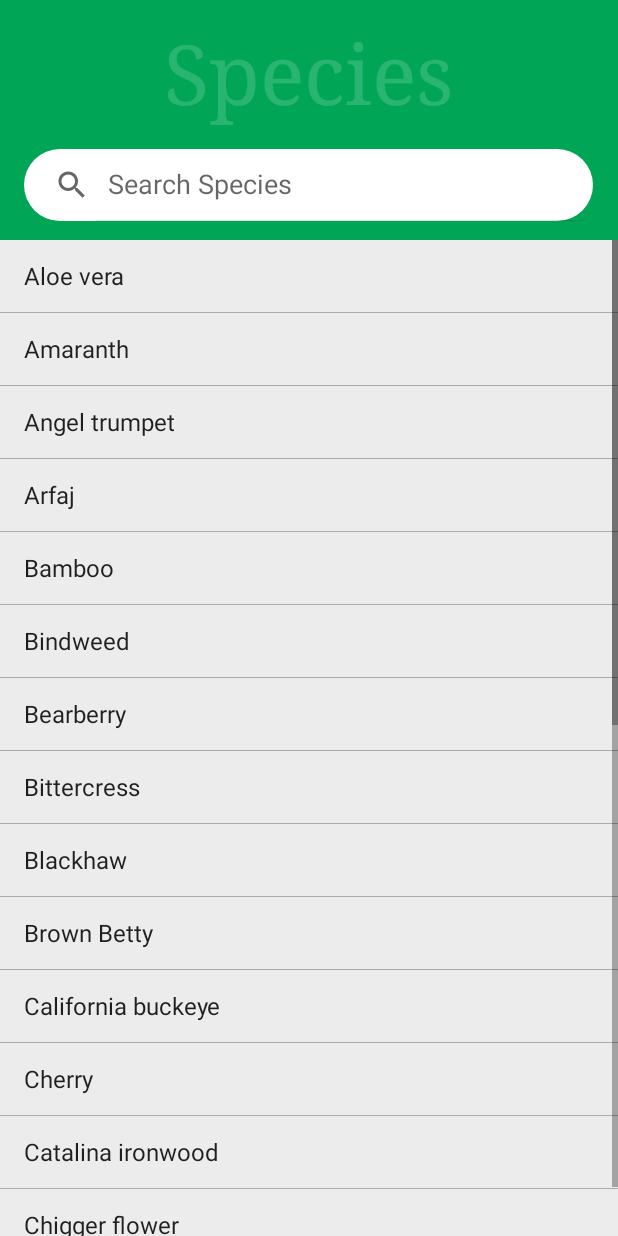
After one commit to PlantopiaApp/plantopia, an Android app: the SpeciesActivity screen opened directly, with no data from a screen before it, on a phone screen of 412 x 824 dp. The commit adds this screen. Run offline under Robolectric (Android 15) with nearby library versions, the phone set to English and light mode, and no system bars.

Commit message:
Species Search list

```diff
--- a/app/src/main/AndroidManifest.xml
+++ b/app/src/main/AndroidManifest.xml
@@ -34,6 +34,9 @@
         android:supportsRtl="true"
         android:theme="@style/Theme.Plantopia"
         tools:targetApi="31">
+        <activity
+            android:name=".SpeciesActivity"
+            android:exported="false" />
         <activity
             android:name=".FacebookAuthActivity"
             android:exported="false" />
--- a/app/src/main/java/com/plants/plantopia/Home.java
+++ b/app/src/main/java/com/plants/plantopia/Home.java
@@ -20,7 +20,7 @@ import android.app.AlertDialog;
 public class Home extends AppCompatActivity {
 
     private Button btnIdentify;
-
+    Button species;
     private String username;
     private TextView editTextUsername;
     private Dialog dialogg;
@@ -57,11 +57,21 @@ public class Home extends AppCompatActivity {
             editTextUsername.setText("Hello " + username + ",");
         }
 
+        // Open Button Identify
         btnIdentify = (Button) findViewById(R.id.btnIdentify);
         btnIdentify.setOnClickListener(new View.OnClickListener() {
             @Override
             public void onClick(View v) {
                 openPlantIdentify();
+            }
+        });
+
+        // Open Button species
+        species = (Button) findViewById(R.id.species);
+        species.setOnClickListener(new View.OnClickListener() {
+            @Override
+            public void onClick(View v) {
+                openPlantSpecies();
             }
         });
 
@@ -110,6 +120,10 @@ public class Home extends AppCompatActivity {
             }
         });
 
+    }
+    public void openPlantSpecies() {
+        Intent intent = new Intent(this, com.plants.plantopia.SpeciesActivity.class);
+        startActivity(intent);
     }
 
     @Override
--- /dev/null
+++ b/app/src/main/java/com/plants/plantopia/SpeciesActivity.java
@@ -0,0 +1,65 @@
+package com.plants.plantopia;
+
+import android.content.Intent;
+import android.os.Bundle;
+import android.view.View;
+import android.widget.AdapterView;
+import android.widget.ArrayAdapter;
+import android.widget.ListView;
+import android.widget.SearchView;
+import androidx.appcompat.app.AppCompatActivity;
+
+import java.util.ArrayList;
+import java.util.Arrays;
+
+public class SpeciesActivity extends AppCompatActivity {
+
+    private String[] allPlantNames = {"Aloe vera", "Amaranth", "Angel trumpet", "Arfaj", "Bamboo", "Bindweed", "Bearberry", "Bittercress",
+            "Blackhaw", "Brown Betty", "California buckeye", "Cherry", "Catalina ironwood", "Chigger flower", "Circle Cactus", "Coffee plant ", "Deadnettle", "Drumstick", "Duck retten", "Durian",
+            "Earth gall","Elderberry","Elegant lupine","Eytelia","Fellenwort","Felonwort","Flax", "Fumewort",
+    "Golden buttons", "Goose tongue", "Green berry nightshade" }; // Replace with your plant names
+    private ArrayList<String> displayedPlantNames;
+
+    @Override
+    protected void onCreate(Bundle savedInstanceState) {
+        super.onCreate(savedInstanceState);
+        setContentView(R.layout.activity_species);
+        // Initialize the displayed list with all plant names
+        displayedPlantNames = new ArrayList<>(Arrays.asList(allPlantNames));
+
+        ListView listViewSpecies = findViewById(R.id.listViewSpecies);
+        ArrayAdapter<String> adapter = new ArrayAdapter<>(this, android.R.layout.simple_list_item_1, displayedPlantNames);
+        listViewSpecies.setAdapter(adapter);
+
+        listViewSpecies.setOnItemClickListener(new AdapterView.OnItemClickListener() {
+            @Override
+            public void onItemClick(AdapterView<?> parent, View view, int position, long id) {
+                String selectedPlant = displayedPlantNames.get(position);
+                Intent intent = new Intent(SpeciesActivity.this, SpeciesDetails.class);
+                intent.putExtra("plantName", selectedPlant);
+                startActivity(intent);
+            }
+        });
+
+        SearchView searchView = findViewById(R.id.searchView);
+        searchView.setOnQueryTextListener(new SearchView.OnQueryTextListener() {
+            @Override
+            public boolean onQueryTextSubmit(String query) {
+                return false;
+            }
+
+            @Override
+            public boolean onQueryTextChange(String newText) {
+                // Filter the list based on the search query
+                displayedPlantNames.clear();
+                for (String plantName : allPlantNames) {
+                    if (plantName.toLowerCase().contains(newText.toLowerCase())) {
+                        displayedPlantNames.add(plantName);
+                    }
+                }
+                adapter.notifyDataSetChanged();
+                return true;
+            }
+        });
+    }
+}
--- /dev/null
+++ b/app/src/main/res/drawable/round_search.xml
@@ -0,0 +1,11 @@
+<?xml version="1.0" encoding="utf-8"?>
+<shape xmlns:android="http://schemas.android.com/apk/res/android">
+    <solid android:color="#fff"/>
+
+    <corners
+        android:topLeftRadius="50dp"
+        android:bottomRightRadius="50dp"
+        android:bottomLeftRadius="50dp"
+        android:topRightRadius="50dp"/>
+
+</shape>
--- a/app/src/main/res/layout/activity_home_plants.xml
+++ b/app/src/main/res/layout/activity_home_plants.xml
@@ -33,7 +33,7 @@
         app:layout_constraintHorizontal_bias="0.112"
         app:layout_constraintStart_toStartOf="parent"
         app:layout_constraintTop_toTopOf="parent"
-        app:layout_constraintVertical_bias="0.105" />
+        app:layout_constraintVertical_bias="0.132" />
 
     <TextView
         android:id="@+id/textView6"
--- a/app/src/main/res/layout/activity_sign_up_screen.xml
+++ b/app/src/main/res/layout/activity_sign_up_screen.xml
@@ -64,6 +64,7 @@
                 android:layout_height="50dp"
                 android:layout_marginTop="1dp"
                 android:hint="Username"
+                android:textSize="16sp"
                 android:inputType="text"
                 android:padding="15dp"
                 android:selectAllOnFocus="true"
@@ -75,6 +76,7 @@
                 android:layout_height="50dp"
                 android:layout_marginTop="22dp"
                 android:hint="Email"
+                android:textSize="16sp"
                 android:inputType="textEmailAddress"
                 android:padding="15dp"
                 android:selectAllOnFocus="true"
@@ -86,6 +88,7 @@
                 android:layout_height="50dp"
                 android:layout_marginTop="22dp"
                 android:hint="Password"
+                android:textSize="16sp"
                 android:inputType="textPassword"
                 android:padding="15dp"
                 android:selectAllOnFocus="true"
@@ -98,6 +101,7 @@
                 android:layout_marginTop="22dp"
                 android:layout_marginBottom="40dp"
                 android:hint="Confirm Password"
+                android:textSize="16sp"
                 android:inputType="textPassword"
                 android:padding="15dp"
                 android:selectAllOnFocus="true"
@@ -107,7 +111,7 @@
                 android:id="@+id/buttonSignUp"
                 android:layout_width="300dp"
                 android:layout_height="50dp"
-                android:layout_marginBottom="10dp"
+                android:layout_marginBottom="0dp"
                 android:background="@drawable/button1"
                 android:text="SIGN UP"
                 android:textColor="#fff"
--- /dev/null
+++ b/app/src/main/res/layout/activity_species.xml
@@ -0,0 +1,80 @@
+<?xml version="1.0" encoding="utf-8"?>
+<androidx.constraintlayout.widget.ConstraintLayout
+    xmlns:android="http://schemas.android.com/apk/res/android"
+    xmlns:app="http://schemas.android.com/apk/res-auto"
+    xmlns:tools="http://schemas.android.com/tools"
+    android:layout_width="match_parent"
+    android:layout_height="match_parent"
+    android:background="#ECECEC"
+    tools:context=".SpeciesActivity">
+
+    <Toolbar
+        android:id="@+id/toolbar"
+        android:layout_width="0dp"
+        android:layout_height="160dp"
+        android:background="?attr/colorPrimary"
+        app:layout_constraintTop_toTopOf="parent"
+        app:layout_constraintEnd_toEndOf="parent"
+        app:layout_constraintStart_toStartOf="parent"
+        app:layout_constraintHorizontal_bias="0.0"
+        app:layout_constraintVertical_bias="0.0">
+
+        <LinearLayout
+            android:layout_width="379dp"
+            android:layout_height="160dp"
+            android:orientation="vertical"
+            android:gravity="center">
+
+            <TextView
+                android:id="@+id/textView6"
+                android:layout_width="wrap_content"
+                android:layout_height="72dp"
+                android:fontFamily="serif"
+                android:text="Species"
+                android:textAlignment="center"
+                android:textColor="#2AFFFFFF"
+                android:textSize="55sp"
+                android:layout_marginBottom="15dp"
+                app:layout_constraintBottom_toBottomOf="parent"
+                app:layout_constraintEnd_toEndOf="parent"
+                app:layout_constraintStart_toStartOf="parent"
+                app:layout_constraintTop_toTopOf="@+id/view5"
+                app:layout_constraintVertical_bias="0.018" />
+
+            <SearchView
+                android:id="@+id/searchView"
+                android:layout_width="match_parent"
+                android:layout_height="wrap_content"
+                android:background="@drawable/round_search"
+                android:iconifiedByDefault="false"
+                android:queryHint="Search Species" />
+
+        </LinearLayout>
+
+    </Toolbar>
+
+    <ScrollView
+        android:layout_width="0dp"
+        android:layout_height="0dp"
+        app:layout_constraintBottom_toBottomOf="parent"
+        app:layout_constraintEnd_toEndOf="parent"
+        app:layout_constraintStart_toStartOf="parent"
+        app:layout_constraintTop_toBottomOf="@+id/toolbar"
+        app:layout_constraintVertical_bias="0.0">
+
+        <LinearLayout
+            android:layout_width="match_parent"
+            android:layout_height="wrap_content"
+            android:orientation="vertical">
+
+            <ListView
+                android:id="@+id/listViewSpecies"
+                android:layout_width="match_parent"
+                android:layout_height="698dp"
+                android:divider="@android:color/darker_gray"
+                android:dividerHeight="0.5dp" />
+
+        </LinearLayout>
+    </ScrollView>
+
+</androidx.constraintlayout.widget.ConstraintLayout>
```
